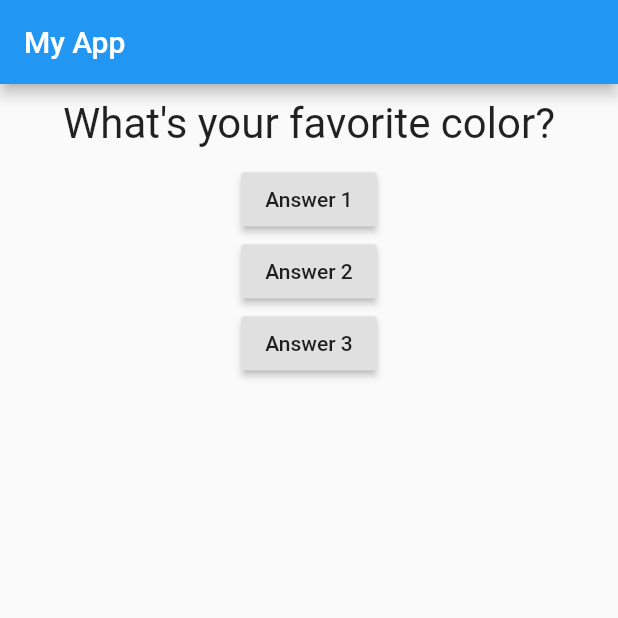
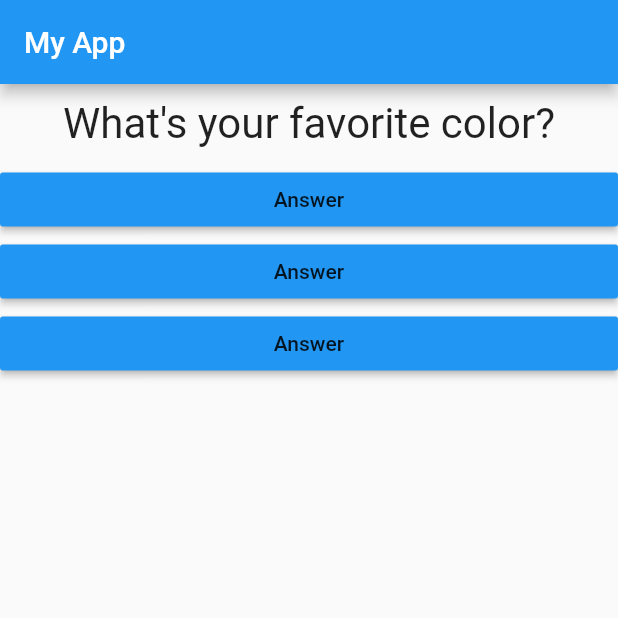
Before and after one commit to Bissmer/QuizApp, a Flutter app: the screen it shows after launch, on a phone screen of 412 x 824 dp, the top half of it. Run offline on Flutter 3.47's test engine with Material 2 defaults, Android fonts, the phone set to English and light mode, and no system bars.

Commit message:
Added answer class

```diff
--- /dev/null
+++ b/lib/answer.dart
@@ -0,0 +1,18 @@
+
+import 'package:flutter/material.dart';
+
+class Answer extends StatelessWidget{
+  final Function selectHandler;
+  Answer(this.selectHandler);
+  @override
+  Widget build(BuildContext context) {
+    return Container(
+      width: double.infinity,
+      child: RaisedButton (
+        color: Colors.blue,
+        child: Text("Answer"),
+        onPressed: selectHandler,
+      ) ,
+    );
+  }
+}
--- a/lib/main.dart
+++ b/lib/main.dart
@@ -1,24 +1,24 @@
 import 'package:flutter/material.dart';
 
-
 import './question.dart';
+import './answer.dart';
 
 void main() => runApp(MyApp());
 
 class MyApp extends StatefulWidget {
-
   @override
   State<StatefulWidget> createState() {
     return _MyAppState();
   }
 }
 
-  class _MyAppState extends State<MyApp> {  //made a private class
+class _MyAppState extends State<MyApp> {
+  //made a private class
   var _questionIndex = 0;
 
   void answerQuestion() {
     setState(() {
-      for(_questionIndex = 0; _questionIndex < 2; _questionIndex++);
+      for (_questionIndex = 0; _questionIndex < 2; _questionIndex++);
     });
     print(_questionIndex);
   }
@@ -37,19 +37,11 @@ class MyApp extends StatefulWidget {
         ),
         body: Column(
           children: [
-            Question(questions[_questionIndex]),
-            RaisedButton(
-              child: Text("Answer 1"),
-              onPressed: answerQuestion,
-            ),
-            RaisedButton(
-              child: Text("Answer 2"),
-              onPressed: answerQuestion,
-            ),
-            RaisedButton(
-              child: Text("Answer 3"),
-              onPressed: answerQuestion,
-            ),
+            Question(
+                questions[_questionIndex]),
+            Answer(answerQuestion),
+            Answer(answerQuestion),
+            Answer(answerQuestion),
           ],
         ),
       ),
```
